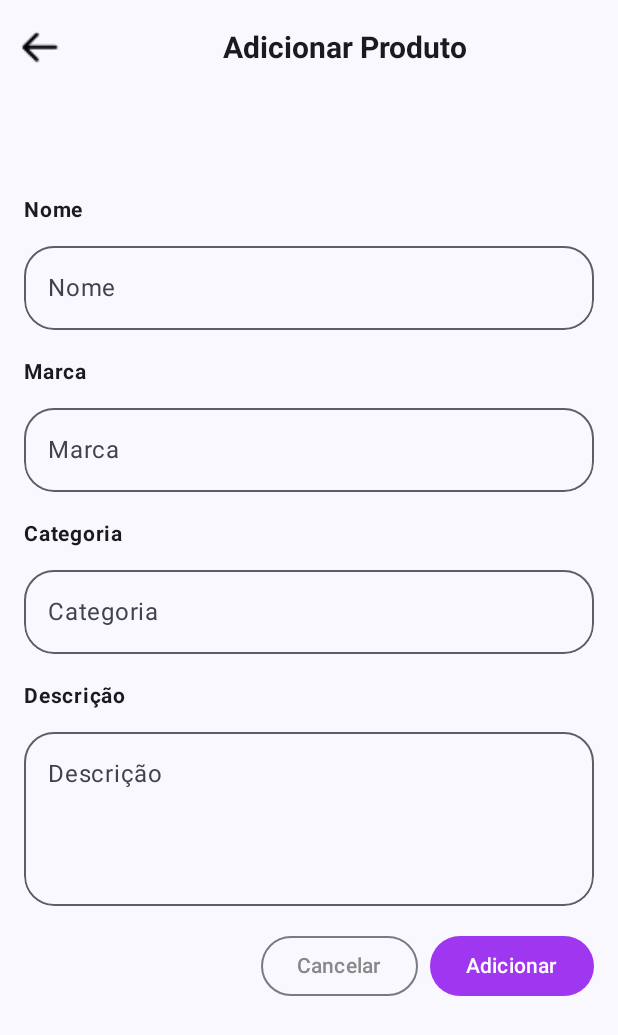
After one commit to Libellus-Grupo-07/app-calencare, an Android app built with Jetpack Compose: the TelaAdicionarProduto screen opened directly, with no data from a screen before it, on a phone screen of 412 x 824 dp. The commit adds this screen. Shown: the top 1035 px of the screen. Run offline under Robolectric (Android 15) with nearby library versions, the phone set to English and light mode, and no system bars.

Commit message:
tela de adicionar produto

```diff
--- a/app/src/main/AndroidManifest.xml
+++ b/app/src/main/AndroidManifest.xml
@@ -13,6 +13,11 @@
         android:theme="@style/Theme.CalencareApp"
         tools:targetApi="31">
         <activity
+            android:name=".TelaAdicionarProduto"
+            android:exported="false"
+            android:label="@string/title_activity_tela_adicionar_produto"
+            android:theme="@style/Theme.CalencareApp" />
+        <activity
             android:name=".MainActivity"
             android:exported="true"
             android:label="@string/app_name"
--- /dev/null
+++ b/app/src/main/java/school/sptech/TelaAdicionarProduto.kt
@@ -0,0 +1,185 @@
+package school.sptech
+
+import android.annotation.SuppressLint
+import android.os.Bundle
+import androidx.activity.ComponentActivity
+import androidx.activity.compose.setContent
+import androidx.compose.foundation.Image
+import androidx.compose.foundation.layout.*
+import androidx.compose.foundation.shape.RoundedCornerShape
+import androidx.compose.material3.*
+import androidx.compose.runtime.*
+import androidx.compose.ui.Alignment
+import androidx.compose.ui.Modifier
+import androidx.compose.ui.draw.clip
+import androidx.compose.ui.graphics.Color
+import androidx.compose.ui.res.painterResource
+import androidx.compose.ui.text.font.FontWeight
+import androidx.compose.ui.text.style.TextAlign
+import androidx.compose.ui.tooling.preview.Preview
+import androidx.compose.ui.unit.dp
+import androidx.compose.ui.unit.sp
+import school.sptech.ui.theme.CalencareAppTheme
+
+class TelaAdicionarProduto : ComponentActivity() {
+    override fun onCreate(savedInstanceState: Bundle?) {
+        super.onCreate(savedInstanceState)
+        setContent {
+            CalencareAppTheme {
+                TelaAdicionarProdutoScreen()
+            }
+        }
+    }
+}
+
+@OptIn(ExperimentalMaterial3Api::class)
+@SuppressLint("UnusedMaterial3ScaffoldPaddingParameter")
+@Composable
+fun TelaAdicionarProdutoScreen() {
+    Scaffold(
+        topBar = {
+            TopAppBar(
+                title = {
+                    Text(
+                        text = "Adicionar Produto",
+                        fontWeight = FontWeight.Bold,
+                        fontSize = 20.sp,
+                        textAlign = TextAlign.Center,
+                        modifier = Modifier.fillMaxWidth()
+                    )
+                },
+                navigationIcon = {
+                    IconButton(onClick = { /* Ação do voltar */ }) {
+                        Image(
+                            painter = painterResource(id = R.mipmap.voltar),
+                            contentDescription = "Voltar",
+                            modifier = Modifier.size(30.dp)
+                        )
+                    }
+                }
+            )
+        }
+    ) { paddingValues ->
+        Column(
+            modifier = Modifier
+                .fillMaxSize()
+                .padding(paddingValues)
+                .padding(16.dp),
+            verticalArrangement = Arrangement.spacedBy(16.dp)
+        ) {
+            Spacer(modifier = Modifier.height(32.dp))
+
+            ProductForm()
+
+            Row(
+                modifier = Modifier.fillMaxWidth(),
+                horizontalArrangement = Arrangement.End
+            ) {
+                OutlinedButton(
+                    onClick = { /* TODO: Handle cancel */ },
+                    colors = ButtonDefaults.outlinedButtonColors(
+                        containerColor = Color.Transparent, // Fundo transparente
+                        contentColor = Color.Gray // Cor do texto do botão
+                    ),
+                    modifier = Modifier.padding(end = 8.dp)
+                ) {
+                    Text("Cancelar")
+                }
+                Button(
+                    onClick = { /* TODO: Handle add */ },
+                    colors = ButtonDefaults.buttonColors(containerColor = Color(0xFF9F36F0))
+                ) {
+                    Text("Adicionar", color = Color.White)
+                }
+            }
+        }
+    }
+}
+
+@Composable
+fun ProductForm() {
+    var name by remember { mutableStateOf("") }
+    var brand by remember { mutableStateOf("") }
+    var category by remember { mutableStateOf("") }
+    var description by remember { mutableStateOf("") }
+
+    Column(modifier = Modifier.fillMaxWidth()) {
+        FormFieldWithLabel(
+            value = name,
+            onValueChange = { name = it },
+            label = "Nome"
+        )
+
+        Spacer(modifier = Modifier.height(16.dp))
+
+        FormFieldWithLabel(
+            value = brand,
+            onValueChange = { brand = it },
+            label = "Marca"
+        )
+
+        Spacer(modifier = Modifier.height(16.dp))
+
+        FormFieldWithLabel(
+            value = category,
+            onValueChange = { category = it },
+            label = "Categoria"
+        )
+
+        Spacer(modifier = Modifier.height(16.dp))
+
+        FormFieldWithLabel(
+            value = description,
+            onValueChange = { description = it },
+            label = "Descrição",
+            isMultiline = true
+        )
+    }
+}
+
+@Composable
+fun FormFieldWithLabel(
+    value: String,
+    onValueChange: (String) -> Unit,
+    label: String,
+    isMultiline: Boolean = false
+) {
+    Column(modifier = Modifier.fillMaxWidth()) {
+        Text(
+            text = label,
+            fontWeight = FontWeight.Bold,
+            fontSize = 14.sp,
+            modifier = Modifier.padding(bottom = 4.dp)
+        )
+        if (isMultiline) {
+            OutlinedTextField(
+                value = value,
+                onValueChange = onValueChange,
+                label = { Text(label) },
+                modifier = Modifier
+                    .fillMaxWidth()
+                    .height(124.dp)
+                    .clip(RoundedCornerShape(20.dp)), // Aumenta o arredondamento
+                shape = RoundedCornerShape(20.dp) // Aumenta o arredondamento
+            )
+        } else {
+            OutlinedTextField(
+                value = value,
+                onValueChange = onValueChange,
+                label = { Text(label) },
+                modifier = Modifier
+                    .fillMaxWidth()
+                    .clip(RoundedCornerShape(20.dp)), // Aumenta o arredondamento
+                shape = RoundedCornerShape(20.dp) // Aumenta o arredondamento
+            )
+        }
+    }
+}
+
+@Preview(showBackground = true, showSystemUi = true)
+@Composable
+fun GreetingPreview2() {
+    CalencareAppTheme {
+        TelaAdicionarProdutoScreen()
+    }
+}
--- a/app/src/main/res/values/strings.xml
+++ b/app/src/main/res/values/strings.xml
@@ -1,3 +1,4 @@
 <resources>
     <string name="app_name">CalencareApp</string>
+    <string name="title_activity_tela_adicionar_produto">TelaAdicionarProduto</string>
 </resources>
```
Also changed, not shown: app/src/main/res/mipmap-hdpi/voltar.png (added).
